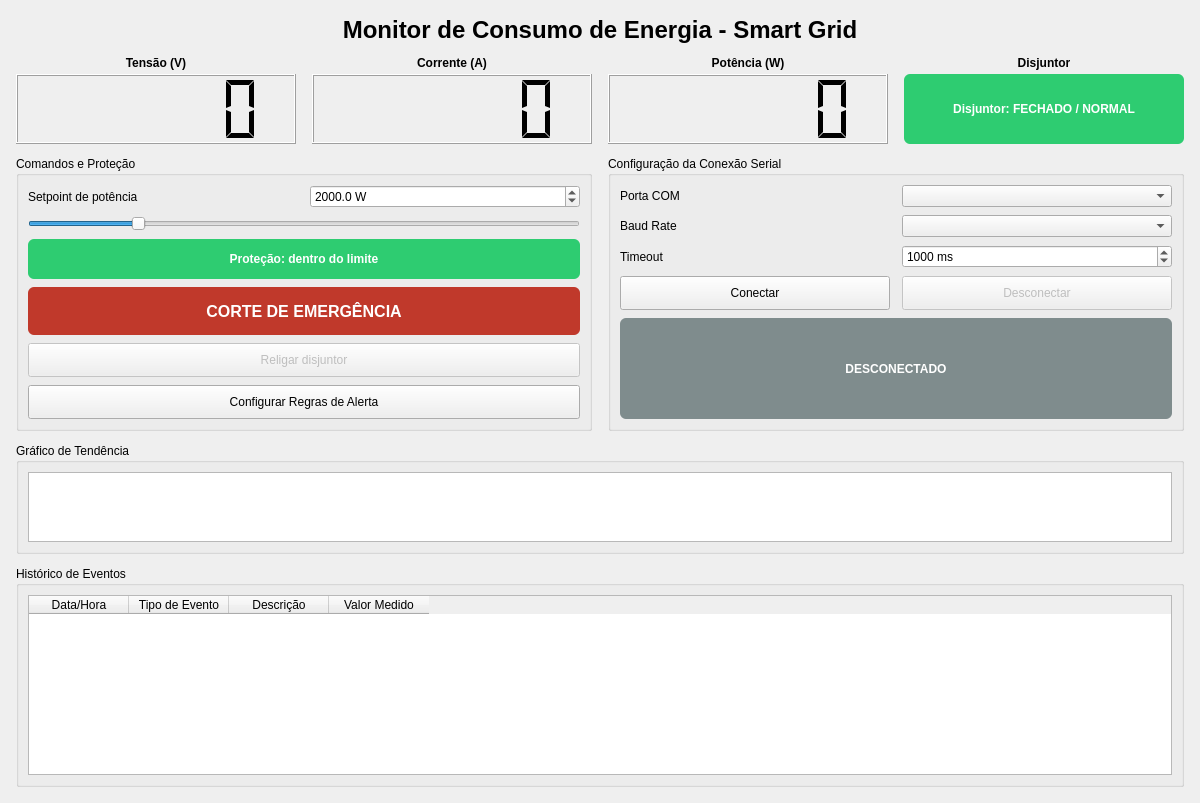
The window that ui/main_window.ui (joaoguaresi/ComputationalAppDev) describes before a commit, drawn with Qt 5.
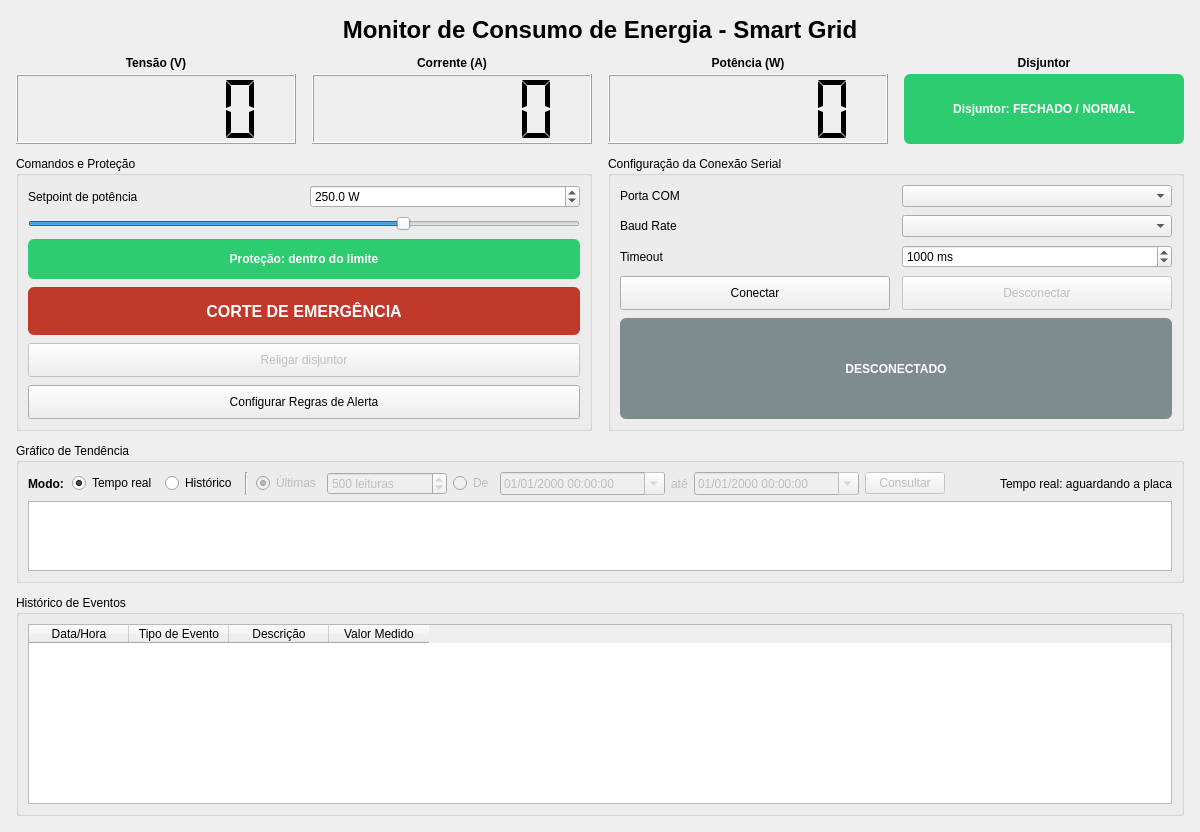
The same window after the commit. Custom widgets are drawn as their Qt base class.

Commit message: gráfico em tempo real e histórico, e disjuntor pelo STATUS_RELE

```diff
--- a/ui/main_window.ui
+++ b/ui/main_window.ui
@@ -208,10 +208,10 @@
          <item row="0" column="1">
           <widget class="QDoubleSpinBox" name="spin_setpoint">
            <property name="minimum">
-            <double>100.000000000000000</double>
+            <double>10.000000000000000</double>
            </property>
            <property name="maximum">
-            <double>10000.000000000000000</double>
+            <double>360.000000000000000</double>
            </property>
            <property name="singleStep">
             <double>50.000000000000000</double>
@@ -220,7 +220,7 @@
             <number>1</number>
            </property>
            <property name="value">
-            <double>2000.000000000000000</double>
+            <double>250.000000000000000</double>
            </property>
            <property name="suffix">
             <string> W</string>
@@ -233,20 +233,20 @@
          <item row="1" column="0" colspan="2">
           <widget class="QSlider" name="slider_setpoint">
            <property name="minimum">
-            <number>100</number>
+            <number>10</number>
            </property>
            <property name="maximum">
-            <number>10000</number>
+            <number>360</number>
            </property>
            <property name="singleStep">
             <number>50</number>
            </property>
            <property name="pageStep">
+            <number>50</number>
+           </property>
+           <property name="value">
             <number>250</number>
            </property>
-           <property name="value">
-            <number>2000</number>
-           </property>
            <property name="orientation">
             <enum>Qt::Horizontal</enum>
            </property>
@@ -465,6 +465,200 @@
        <string>Gráfico de Tendência</string>
       </property>
       <layout class="QVBoxLayout" name="layout_grafico">
+       <item>
+        <layout class="QHBoxLayout" name="layout_controles_grafico">
+         <property name="spacing">
+          <number>8</number>
+         </property>
+         <item>
+          <widget class="QLabel" name="label_modo_grafico">
+           <property name="text">
+            <string>Modo:</string>
+           </property>
+           <property name="styleSheet">
+            <string notr="true">font-weight: bold;</string>
+           </property>
+          </widget>
+         </item>
+         <item>
+          <widget class="QRadioButton" name="radio_tempo_real">
+           <property name="text">
+            <string>Tempo real</string>
+           </property>
+           <property name="checked">
+            <bool>true</bool>
+           </property>
+           <property name="toolTip">
+            <string>Curva da telemetria da placa, atualizada a cada lote de leituras</string>
+           </property>
+          </widget>
+         </item>
+         <item>
+          <widget class="QRadioButton" name="radio_historico">
+           <property name="text">
+            <string>Histórico</string>
+           </property>
+           <property name="toolTip">
+            <string>Curva das leituras gravadas no banco, pelo filtro ao lado</string>
+           </property>
+          </widget>
+         </item>
+         <item>
+          <widget class="Line" name="linha_separador_grafico">
+           <property name="orientation">
+            <enum>Qt::Vertical</enum>
+           </property>
+          </widget>
+         </item>
+         <item>
+          <widget class="QWidget" name="widget_filtros" native="true">
+           <property name="enabled">
+            <bool>false</bool>
+           </property>
+           <layout class="QHBoxLayout" name="layout_filtros">
+            <property name="spacing">
+             <number>6</number>
+            </property>
+            <property name="leftMargin">
+             <number>0</number>
+            </property>
+            <property name="topMargin">
+             <number>0</number>
+            </property>
+            <property name="rightMargin">
+             <number>0</number>
+            </property>
+            <property name="bottomMargin">
+             <number>0</number>
+            </property>
+            <item>
+             <widget class="QRadioButton" name="radio_ultimas">
+              <property name="text">
+               <string>Últimas</string>
+              </property>
+              <property name="checked">
+               <bool>true</bool>
+              </property>
+             </widget>
+            </item>
+            <item>
+             <widget class="QSpinBox" name="spin_quantidade">
+              <property name="minimumSize">
+               <size>
+                <width>120</width>
+                <height>0</height>
+               </size>
+              </property>
+              <property name="minimum">
+               <number>1</number>
+              </property>
+              <property name="maximum">
+               <number>10000</number>
+              </property>
+              <property name="singleStep">
+               <number>100</number>
+              </property>
+              <property name="value">
+               <number>500</number>
+              </property>
+              <property name="suffix">
+               <string> leituras</string>
+              </property>
+              <property name="toolTip">
+               <string>Quantidade de leituras gravadas (cada uma é a média de uma janela de taxa_amostragem_ms)</string>
+              </property>
+             </widget>
+            </item>
+            <item>
+             <widget class="QRadioButton" name="radio_intervalo">
+              <property name="text">
+               <string>De</string>
+              </property>
+             </widget>
+            </item>
+            <item>
+             <widget class="QDateTimeEdit" name="datetime_inicio">
+              <property name="minimumSize">
+               <size>
+                <width>165</width>
+                <height>0</height>
+               </size>
+              </property>
+              <property name="enabled">
+               <bool>false</bool>
+              </property>
+              <property name="displayFormat">
+               <string>dd/MM/yyyy HH:mm:ss</string>
+              </property>
+              <property name="calendarPopup">
+               <bool>true</bool>
+              </property>
+             </widget>
+            </item>
+            <item>
+             <widget class="QLabel" name="label_ate">
+              <property name="text">
+               <string>até</string>
+              </property>
+             </widget>
+            </item>
+            <item>
+             <widget class="QDateTimeEdit" name="datetime_fim">
+              <property name="minimumSize">
+               <size>
+                <width>165</width>
+                <height>0</height>
+               </size>
+              </property>
+              <property name="enabled">
+               <bool>false</bool>
+              </property>
+              <property name="displayFormat">
+               <string>dd/MM/yyyy HH:mm:ss</string>
+              </property>
+              <property name="calendarPopup">
+               <bool>true</bool>
+              </property>
+             </widget>
+            </item>
+            <item>
+             <widget class="QPushButton" name="btn_consultar">
+              <property name="text">
+               <string>Consultar</string>
+              </property>
+              <property name="cursor">
+               <cursorShape>PointingHandCursor</cursorShape>
+              </property>
+             </widget>
+            </item>
+           </layout>
+          </widget>
+         </item>
+         <item>
+          <spacer name="espacador_grafico">
+           <property name="orientation">
+            <enum>Qt::Horizontal</enum>
+           </property>
+           <property name="sizeHint" stdset="0">
+            <size>
+             <width>20</width>
+             <height>20</height>
+            </size>
+           </property>
+          </spacer>
+         </item>
+         <item>
+          <widget class="QLabel" name="label_status_grafico">
+           <property name="text">
+            <string>Tempo real: aguardando a placa</string>
+           </property>
+           <property name="alignment">
+            <set>Qt::AlignRight|Qt::AlignVCenter</set>
+           </property>
+          </widget>
+         </item>
+        </layout>
+       </item>
        <item>
         <widget class="PlotWidget" name="grafico_tendencia"/>
        </item>
```
Left out of the diff: 6 changed lines with no effect on the pictures. The commit also changes 18 other files.
